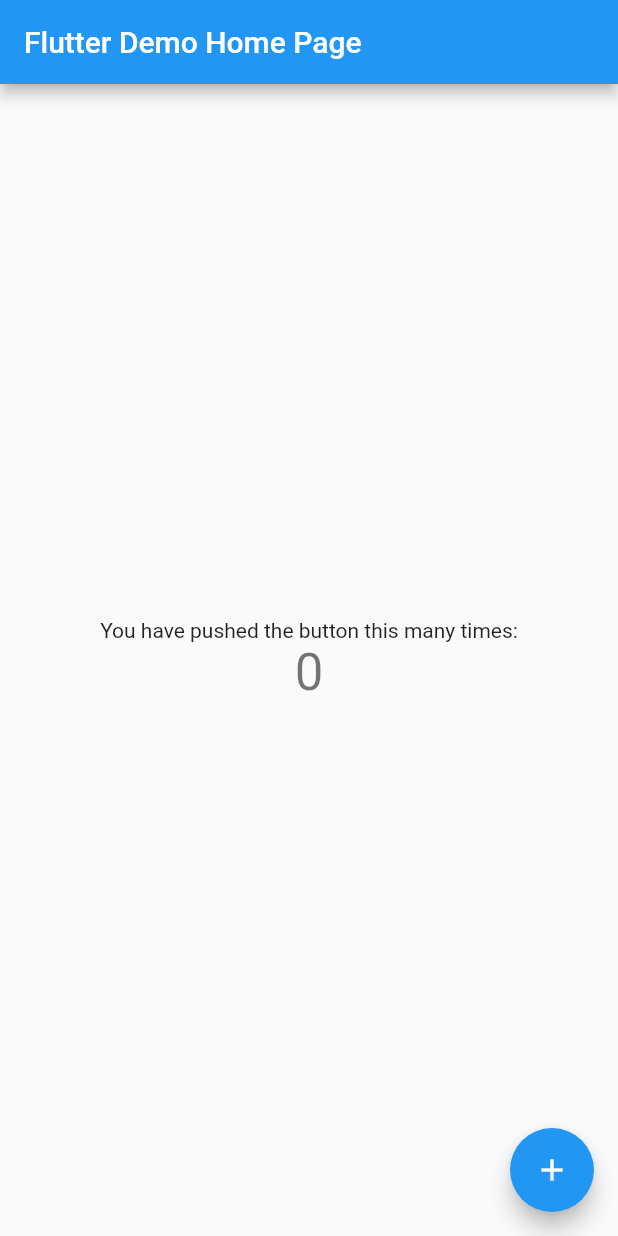
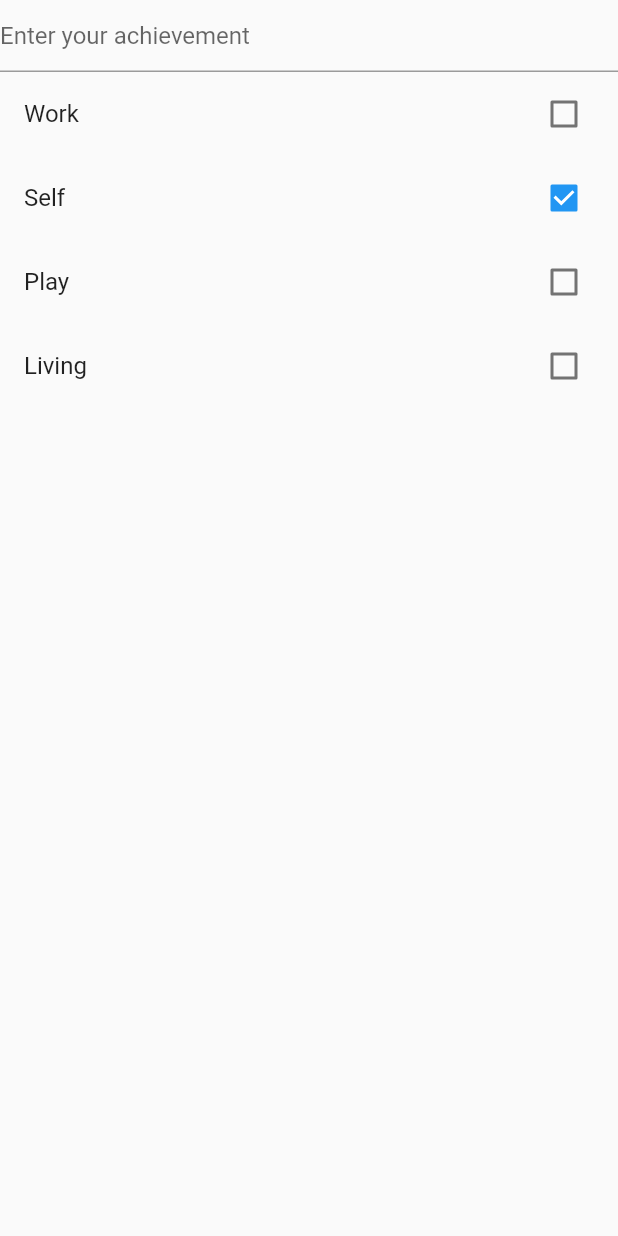
Before and after one commit to gdharris1000/got-this-flutter, a Flutter app: the screen it shows after launch, on a phone screen of 412 x 824 dp. Run offline on Flutter 3.47's test engine with Material 2 defaults, Android fonts, the phone set to English and light mode, and no system bars.

Commit message:
text input and category list added

```diff
--- /dev/null
+++ b/lib/classes/category.dart
@@ -0,0 +1,6 @@
+class Category {
+  final String label;
+  bool status;
+
+  Category({this.label, this.status});
+}
--- a/lib/main.dart
+++ b/lib/main.dart
@@ -1,4 +1,5 @@
 import 'package:flutter/material.dart';
+import 'screens/home.dart';
 
 void main() {
   runApp(MyApp());
@@ -10,108 +11,7 @@ class MyApp extends StatelessWidget {
   Widget build(BuildContext context) {
     return MaterialApp(
       title: 'Flutter Demo',
-      theme: ThemeData(
-        // This is the theme of your application.
-        //
-        // Try running your application with "flutter run". You'll see the
-        // application has a blue toolbar. Then, without quitting the app, try
-        // changing the primarySwatch below to Colors.green and then invoke
-        // "hot reload" (press "r" in the console where you ran "flutter run",
-        // or simply save your changes to "hot reload" in a Flutter IDE).
-        // Notice that the counter didn't reset back to zero; the application
-        // is not restarted.
-        primarySwatch: Colors.blue,
-        // This makes the visual density adapt to the platform that you run
-        // the app on. For desktop platforms, the controls will be smaller and
-        // closer together (more dense) than on mobile platforms.
-        visualDensity: VisualDensity.adaptivePlatformDensity,
-      ),
-      home: MyHomePage(title: 'Flutter Demo Home Page'),
+      home: HomeScreen(),
     );
   }
 }
-
-class MyHomePage extends StatefulWidget {
-  MyHomePage({Key key, this.title}) : super(key: key);
-
-  // This widget is the home page of your application. It is stateful, meaning
-  // that it has a State object (defined below) that contains fields that affect
-  // how it looks.
-
-  // This class is the configuration for the state. It holds the values (in this
-  // case the title) provided by the parent (in this case the App widget) and
-  // used by the build method of the State. Fields in a Widget subclass are
-  // always marked "final".
-
-  final String title;
-
-  @override
-  _MyHomePageState createState() => _MyHomePageState();
-}
-
-class _MyHomePageState extends State<MyHomePage> {
-  int _counter = 0;
-
-  void _incrementCounter() {
-    setState(() {
-      // This call to setState tells the Flutter framework that something has
-      // changed in this State, which causes it to rerun the build method below
-      // so that the display can reflect the updated values. If we changed
-      // _counter without calling setState(), then the build method would not be
-      // called again, and so nothing would appear to happen.
-      _counter++;
-    });
-  }
-
-  @override
-  Widget build(BuildContext context) {
-    // This method is rerun every time setState is called, for instance as done
-    // by the _incrementCounter method above.
-    //
-    // The Flutter framework has been optimized to make rerunning build methods
-    // fast, so that you can just rebuild anything that needs updating rather
-    // than having to individually change instances of widgets.
-    return Scaffold(
-      appBar: AppBar(
-        // Here we take the value from the MyHomePage object that was created by
-        // the App.build method, and use it to set our appbar title.
-        title: Text(widget.title),
-      ),
-      body: Center(
-        // Center is a layout widget. It takes a single child and positions it
-        // in the middle of the parent.
-        child: Column(
-          // Column is also a layout widget. It takes a list of children and
-          // arranges them vertically. By default, it sizes itself to fit its
-          // children horizontally, and tries to be as tall as its parent.
-          //
-          // Invoke "debug painting" (press "p" in the console, choose the
-          // "Toggle Debug Paint" action from the Flutter Inspector in Android
-          // Studio, or the "Toggle Debug Paint" command in Visual Studio Code)
-          // to see the wireframe for each widget.
-          //
-          // Column has various properties to control how it sizes itself and
-          // how it positions its children. Here we use mainAxisAlignment to
-          // center the children vertically; the main axis here is the vertical
-          // axis because Columns are vertical (the cross axis would be
-          // horizontal).
-          mainAxisAlignment: MainAxisAlignment.center,
-          children: <Widget>[
-            Text(
-              'You have pushed the button this many times:',
-            ),
-            Text(
-              '$_counter',
-              style: Theme.of(context).textTheme.headline4,
-            ),
-          ],
-        ),
-      ),
-      floatingActionButton: FloatingActionButton(
-        onPressed: _incrementCounter,
-        tooltip: 'Increment',
-        child: Icon(Icons.add),
-      ), // This trailing comma makes auto-formatting nicer for build methods.
-    );
-  }
-}
--- /dev/null
+++ b/lib/screens/home.dart
@@ -0,0 +1,58 @@
+import 'package:flutter/material.dart';
+import 'package:got_this_flutter/classes/category.dart';
+
+class HomeScreen extends StatefulWidget {
+  static const String id = 'home';
+
+  @override
+  _HomeScreenState createState() => _HomeScreenState();
+}
+
+class _HomeScreenState extends State<HomeScreen> {
+  final List<Category> categories = [
+    Category(label: 'Work', status: false),
+    Category(label: 'Self', status: true),
+    Category(label: 'Play', status: false),
+    Category(label: 'Living', status: false)
+  ];
+  final List<String> tags = [
+    'Health, Wellbeing, Fitness',
+    'Creating',
+    'New Developments',
+    'Giving',
+    'Receiving',
+    'Other'
+  ];
+
+  @override
+  Widget build(BuildContext context) {
+    return Scaffold(
+      body: SafeArea(
+          child: Column(
+        children: <Widget>[
+          TextField(
+            keyboardType: TextInputType.multiline,
+            maxLines: null,
+            decoration: InputDecoration(hintText: 'Enter your achievement'),
+          ),
+          Expanded(
+            child: ListView.builder(
+                itemBuilder: (context, index) {
+                  final category = categories[index];
+                  return CheckboxListTile(
+                    title: Text(category.label),
+                    value: category.status,
+                    onChanged: (bool value) {
+                      setState(() {
+                        category.status = value;
+                      });
+                    },
+                  );
+                },
+                itemCount: categories.length),
+          ),
+        ],
+      )),
+    );
+  }
+}
--- a/pubspec.yaml
+++ b/pubspec.yaml
@@ -28,9 +28,6 @@ dependencies:
   # The following adds the Cupertino Icons font to your application.
   # Use with the CupertinoIcons class for iOS style icons.
   cupertino_icons: ^0.1.3
-  firebase_core: ^0.4.5
-  firebase_auth: ^0.16.1
-  cloud_firestore: ^0.13.6
   font_awesome_flutter: ^8.8.1
   email_validator: '^1.0.0'
 
```
Also changed, not shown: pubspec.lock, 3 other files.
